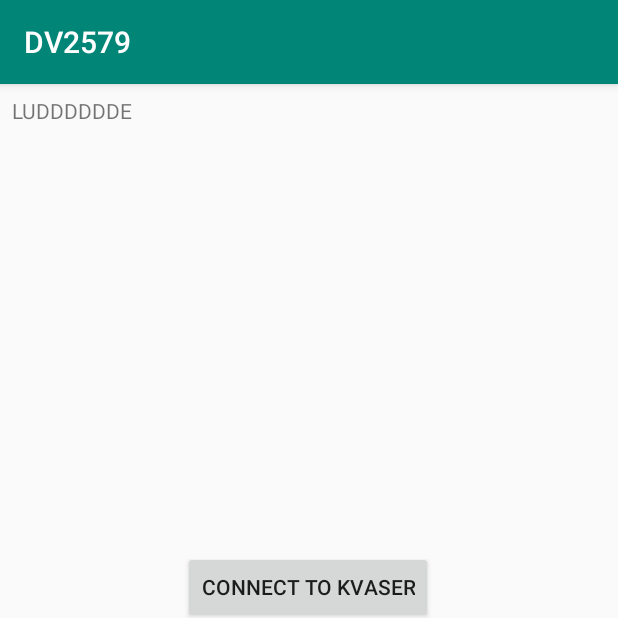
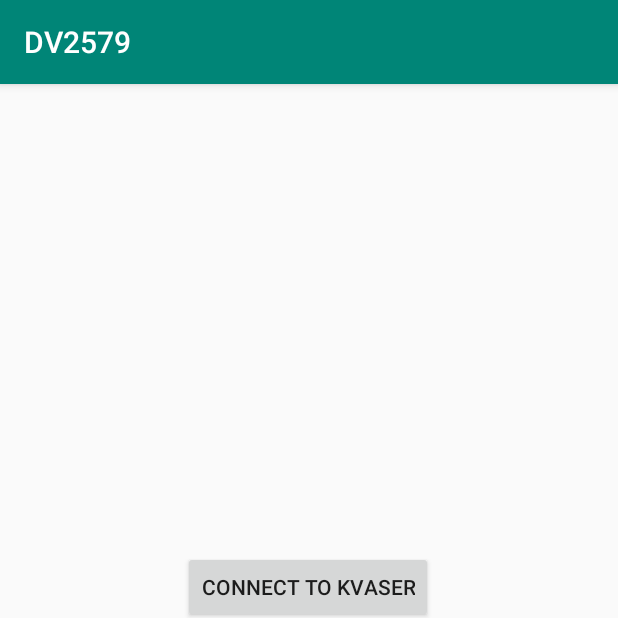
Before and after one commit to ludvigknutsmark/Kvaser, an Android app: the screen it shows after launch (MainActivity), on a phone screen of 412 x 824 dp, the top half of it. Run offline under Robolectric (Android 15) with nearby library versions, the phone set to English and light mode, and no system bars.

Commit message:
Minor fixes

```diff
--- a/androidApp/app/src/main/res/layout/activity_main.xml
+++ b/androidApp/app/src/main/res/layout/activity_main.xml
@@ -16,16 +16,6 @@
         app:layout_constraintRight_toRightOf="parent"
         app:layout_constraintTop_toTopOf="parent" />
 
-    <TextView
-        android:id="@+id/textView10"
-        android:layout_width="wrap_content"
-        android:layout_height="wrap_content"
-        android:layout_marginLeft="8dp"
-        android:layout_marginTop="8dp"
-        android:text="LUDDDDDDE"
-        app:layout_constraintStart_toStartOf="parent"
-        app:layout_constraintTop_toTopOf="parent" />
-
     <Button
         android:id="@+id/button3"
         android:layout_width="wrap_content"
```
Also changed, not shown: 1 other file.
